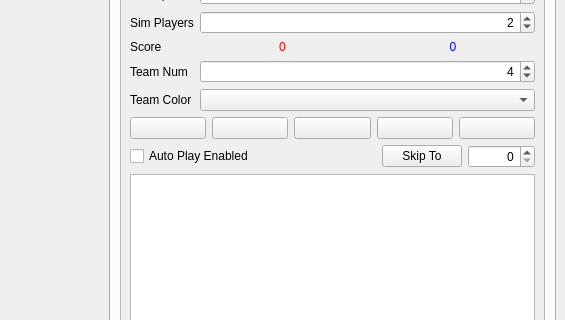
Above: tools/UTNaoTool/WorldWindow.ui from LARG/robotics-2015 before the change; both pictures show x 859 to 1424 and y 120 to 440 of the 1424 by 686 pixel window. Below: the same form after it.
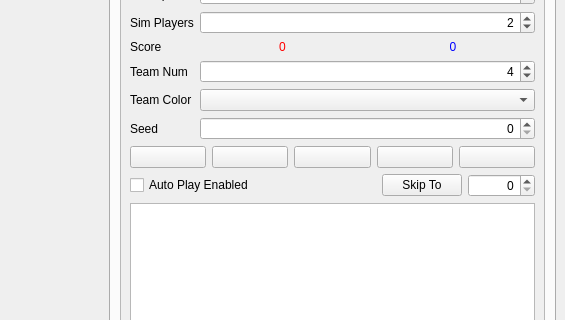
That is the form after the change. Icons and pictures are not drawn. Custom widgets are drawn as their Qt base class.

```diff
--- a/tools/UTNaoTool/WorldWindow.ui
+++ b/tools/UTNaoTool/WorldWindow.ui
@@ -197,6 +197,23 @@
               <item row="6" column="1">
                <widget class="QComboBox" name="teamColorBox"/>
               </item>
+              <item row="7" column="1">
+               <widget class="QSpinBox" name="seedBox">
+                <property name="alignment">
+                 <set>Qt::AlignRight|Qt::AlignTrailing|Qt::AlignVCenter</set>
+                </property>
+                <property name="maximum">
+                 <number>1000000</number>
+                </property>
+               </widget>
+              </item>
+              <item row="7" column="0">
+               <widget class="QLabel" name="label_8">
+                <property name="text">
+                 <string>Seed</string>
+                </property>
+               </widget>
+              </item>
              </layout>
             </item>
             <item row="1" column="0">
```
